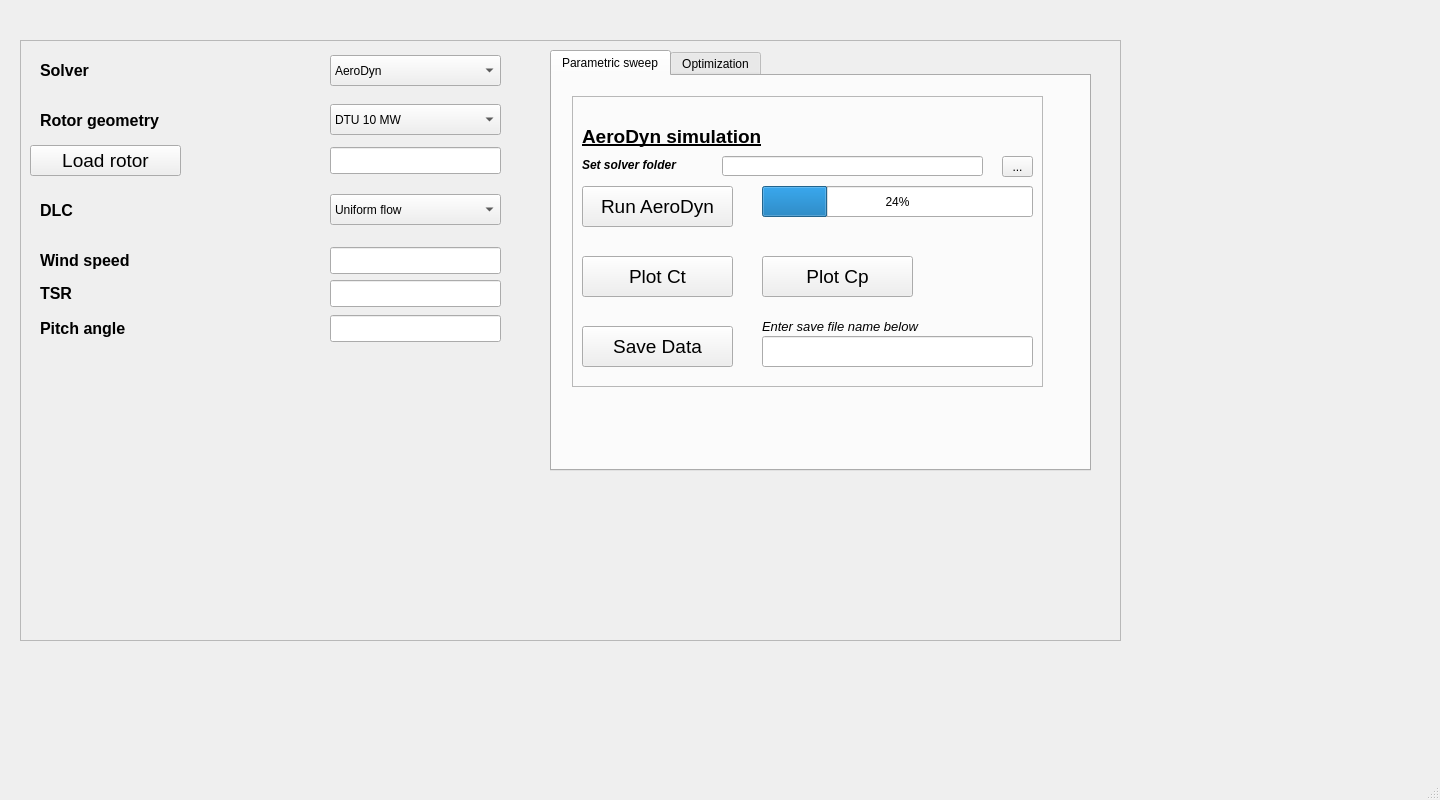
First picture: the form in openturbinecode/aerodynamics/Config.ui, repository OpenTurbineCoDe/OpenTurbineCoDe, before the edit.
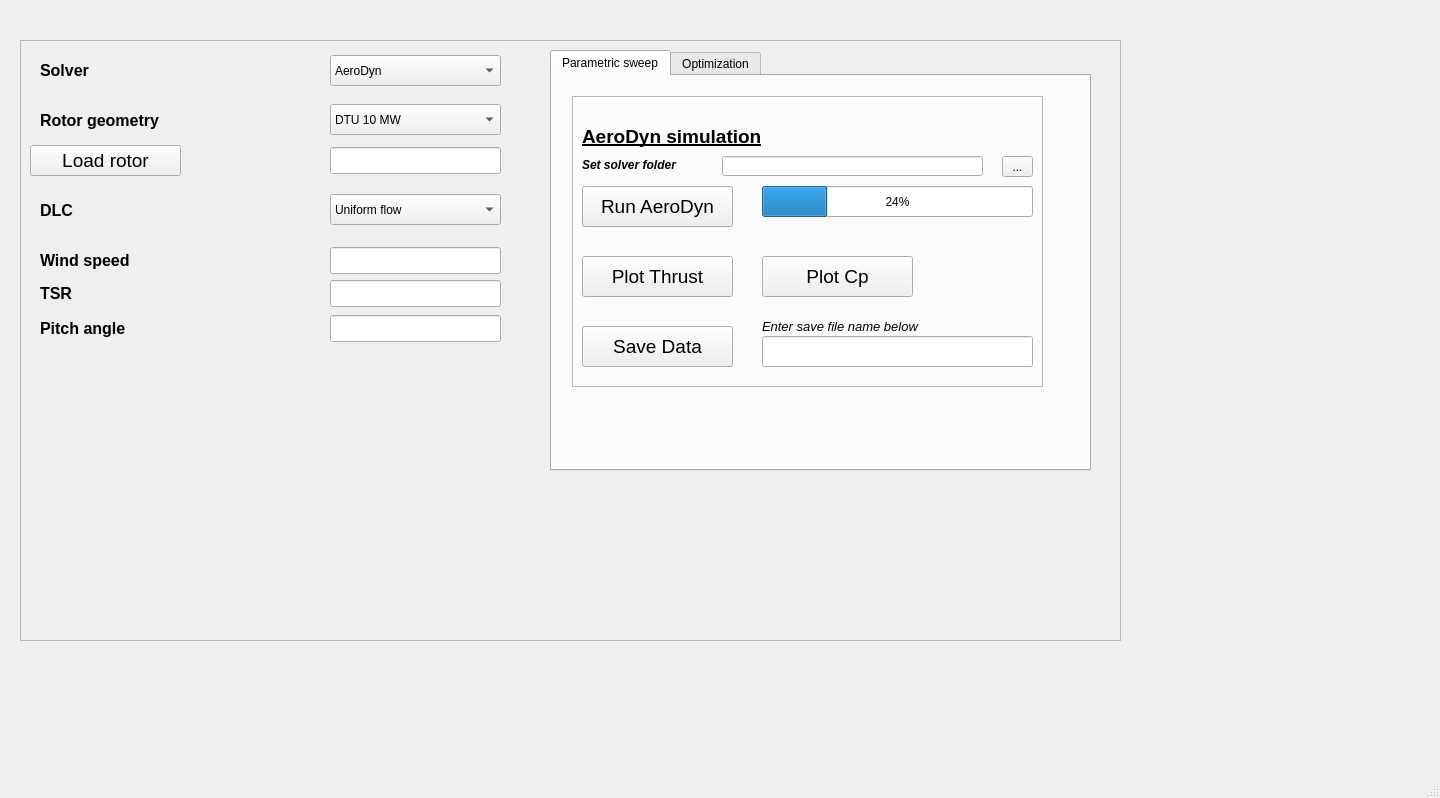
Second picture: the form after the edit.

Commit message: :lipstick: add rudimental plot functions

Diff of the .ui file:
```diff
--- a/openturbinecode/aerodynamics/Config.ui
+++ b/openturbinecode/aerodynamics/Config.ui
@@ -7,7 +7,7 @@
     <x>0</x>
     <y>0</y>
     <width>1440</width>
-    <height>800</height>
+    <height>798</height>
    </rect>
   </property>
   <property name="windowTitle">
@@ -730,7 +730,7 @@
            </font>
           </property>
           <property name="text">
-           <string>Plot Ct</string>
+           <string>Plot Thrust</string>
           </property>
          </widget>
          <widget class="QLineEdit" name="lineEdit_27">
```
Left out of the diff: 4 changed lines with no effect on the pictures. The commit also changes 3 other files.
